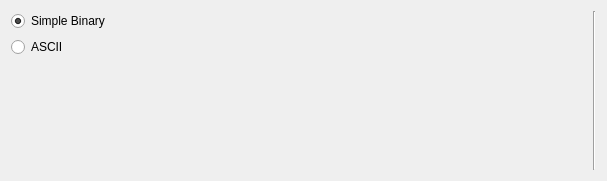
Old version of the form src/dataformatpanel.ui in the repository AlexanderAmelkin/SerialPlot.
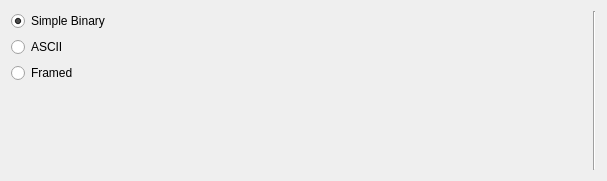
New version of the form.

Commit message: adding framed reader, incomplete, only GUI is implemented

```diff
--- a/src/dataformatpanel.ui
+++ b/src/dataformatpanel.ui
@@ -33,6 +33,13 @@
        </property>
       </widget>
      </item>
+     <item>
+      <widget class="QRadioButton" name="rbFramed">
+       <property name="text">
+        <string>Framed</string>
+       </property>
+      </widget>
+     </item>
      <item>
       <spacer name="verticalSpacer">
        <property name="orientation">
```
The commit also changes 9 other files.
